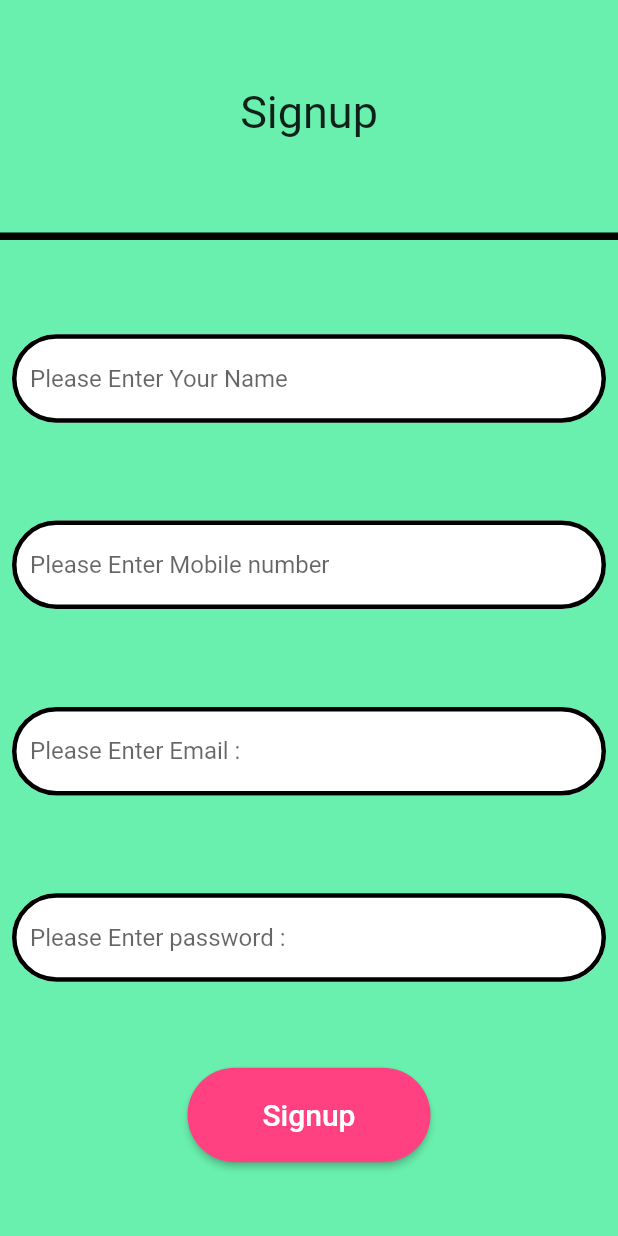
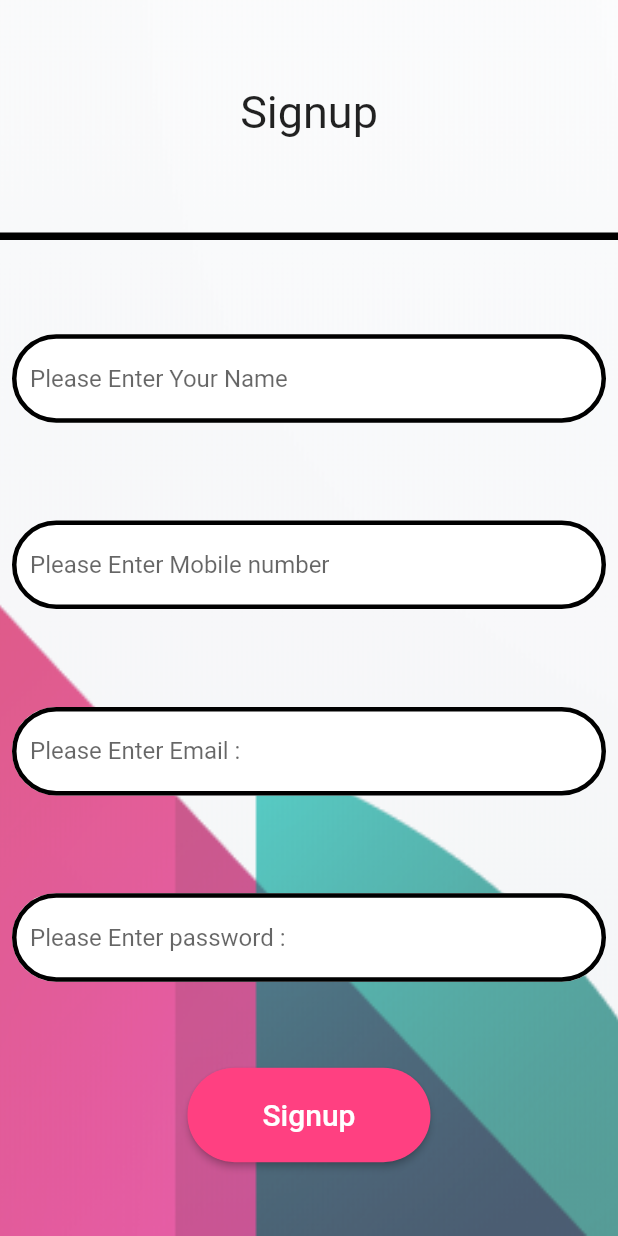
Before and after one commit to lakhan20/flutter-login_signup, a Flutter app: the screen it shows after launch, after a tap on "Sign Up", on a phone screen of 412 x 824 dp. Run offline on Flutter 3.47's test engine with Material 2 defaults, Android fonts, the phone set to English and light mode, and no system bars.

Commit message:
Redireting to home page

```diff
--- /dev/null
+++ b/lib/homepage.dart
@@ -0,0 +1,15 @@
+import 'package:flutter/material.dart';
+
+class HomePage extends StatelessWidget {
+  const HomePage({Key? key}) : super(key: key);
+
+  @override
+  Widget build(BuildContext context) {
+    return MaterialApp(
+      home: Scaffold(
+        body: Text("Lakhan Home Page"),
+        backgroundColor: Colors.pinkAccent,
+      ),
+    );
+  }
+}
--- a/lib/main.dart
+++ b/lib/main.dart
@@ -87,7 +87,7 @@ class MyApp extends StatelessWidget {
                     onTap: (){
                       Navigator.push(
                           context,
-                          MaterialPageRoute(builder: (context)=>MainSignup())
+                          MaterialPageRoute(builder: (context)=>Signup())
                       );
                     },
                       child: Text('Sign Up',style: TextStyle(fontSize: 30),
--- a/lib/signup.dart
+++ b/lib/signup.dart
@@ -2,17 +2,10 @@ import 'package:flutter/material.dart';
 import 'package:flutter/services.dart';
 import 'package:login_signup/main.dart';
 
+import 'homepage.dart';
 
-class MainSignup extends StatelessWidget {
-  const MainSignup({Key? key}) : super(key: key);
 
-  @override
-  Widget build(BuildContext context) {
-    return MaterialApp(
-      home: Signup(),
-    );
-  }
-}
+
 
 
 class Signup extends StatelessWidget {
@@ -21,9 +14,20 @@ class Signup extends StatelessWidget {
 
   @override
   Widget build(BuildContext context) {
-    return Scaffold(
-        backgroundColor: Colors.greenAccent,
+    return MaterialApp(
+
+      home: Scaffold(
+
         body: SafeArea(
+      child:Container(
+        decoration: BoxDecoration(
+          image: DecorationImage(
+              image: AssetImage('assets/images/login_img2.png'),
+                fit: BoxFit.cover,
+          ),
+
+        ),
+
           child: Center(
             child: Form(
               key: _formkey,
@@ -154,18 +158,16 @@ class Signup extends StatelessWidget {
                                     BorderSide(width: 3, color: Colors.black),
                                 borderRadius: BorderRadius.circular(50.00)))),
                   ),
-                  InkWell(
-                    onTap: (){
-                      Navigator.push(
-                          context,
-                          MaterialPageRoute(builder: (context)=>Main())
-                      );
-                    },
-                    child: ElevatedButton(
+                ElevatedButton(
 
                       onPressed: () {
                         if (_formkey.currentState!.validate()) {
                           print("hurre");
+                          Navigator.push(
+                              context,
+                              MaterialPageRoute(builder: (context)=>HomePage())
+                          );
+
                         } else {
                           print("Not valid");
                         }
@@ -182,12 +184,14 @@ class Signup extends StatelessWidget {
                       ),
 
                     ),
-                  )
+
                 ],
               ),
             ),
           ),
         ),
-      );
+      )
+    )
+    );
   }
 }
```
